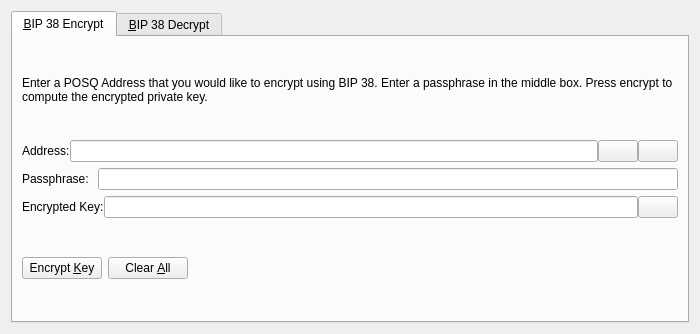
First picture: the form in src/qt/forms/bip38tooldialog.ui, repository poseidondev/posq, before the edit.
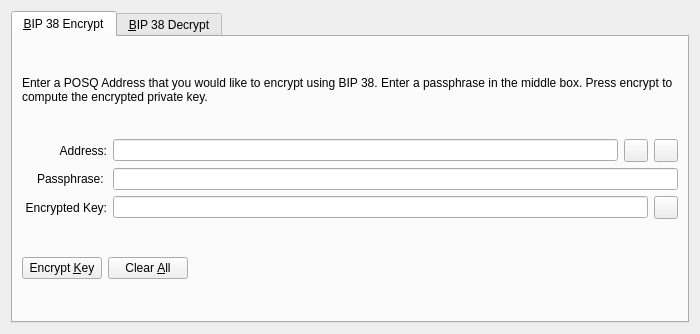
Second picture: the form after the edit. The open tabs and pages were chosen to show the change. Icons and pictures are not drawn. Custom widgets are drawn as their Qt base class.

The edit to the form file:
```diff
--- a/src/qt/forms/bip38tooldialog.ui
+++ b/src/qt/forms/bip38tooldialog.ui
@@ -42,11 +42,17 @@
        </item>
        <item>
         <layout class="QHBoxLayout" name="horizontalLayout_1_ENC">
-         <property name="spacing">
-          <number>0</number>
-         </property>
          <item>
           <widget class="QLabel" name="label_5">
+           <property name="alignment">
+            <set>Qt::AlignRight|Qt::AlignTrailing|Qt::AlignVCenter</set>
+           </property>
+           <property name="minimumSize">
+            <size>
+             <width>85</width>
+             <height>0</height>
+            </size>
+           </property>
            <property name="text">
             <string>Address:</string>
            </property>
@@ -60,7 +66,7 @@
           </widget>
          </item>
          <item>
-          <widget class="QPushButton" name="addressBookButton_ENC">
+          <widget class="QToolButton" name="addressBookButton_ENC">
            <property name="toolTip">
             <string>Choose previously used address</string>
            </property>
@@ -74,13 +80,10 @@
            <property name="shortcut">
             <string>Alt+A</string>
            </property>
-           <property name="autoDefault">
-            <bool>false</bool>
-           </property>
           </widget>
          </item>
          <item>
-          <widget class="QPushButton" name="pasteButton_ENC">
+          <widget class="QToolButton" name="pasteButton_ENC">
            <property name="toolTip">
             <string>Paste address from clipboard</string>
            </property>
@@ -94,9 +97,6 @@
            <property name="shortcut">
             <string>Alt+P</string>
            </property>
-           <property name="autoDefault">
-            <bool>false</bool>
-           </property>
           </widget>
          </item>
         </layout>
@@ -105,6 +105,15 @@
         <layout class="QHBoxLayout" name="horizontalLayout_5">
          <item>
           <widget class="QLabel" name="label_6">
+           <property name="alignment">
+            <set>Qt::AlignRight|Qt::AlignTrailing|Qt::AlignVCenter</set>
+           </property>
+           <property name="minimumSize">
+            <size>
+             <width>85</width>
+             <height>0</height>
+            </size>
+           </property>
            <property name="text">
             <string>Passphrase: </string>
            </property>
@@ -121,11 +130,17 @@
        </item>
        <item>
         <layout class="QHBoxLayout" name="horizontalLayout_2_ENC">
-         <property name="spacing">
-          <number>0</number>
-         </property>
          <item>
           <widget class="QLabel" name="encryptedKeyLabel_ENC">
+           <property name="alignment">
+            <set>Qt::AlignRight|Qt::AlignTrailing|Qt::AlignVCenter</set>
+           </property>
+           <property name="minimumSize">
+            <size>
+             <width>85</width>
+             <height>0</height>
+            </size>
+           </property>
            <property name="text">
             <string>Encrypted Key:</string>
            </property>
@@ -147,7 +162,7 @@
           </widget>
          </item>
          <item>
-          <widget class="QPushButton" name="copyKeyButton_ENC">
+          <widget class="QToolButton" name="copyKeyButton_ENC">
            <property name="toolTip">
             <string>Copy the current signature to the system clipboard</string>
            </property>
@@ -158,9 +173,6 @@
             <iconset resource="../smrtc.qrc">
              <normaloff>:/icons/editcopy</normaloff>:/icons/editcopy</iconset>
            </property>
-           <property name="autoDefault">
-            <bool>false</bool>
-           </property>
           </widget>
          </item>
         </layout>
```
Left out of the diff: 66 changed lines with no effect on the pictures.
